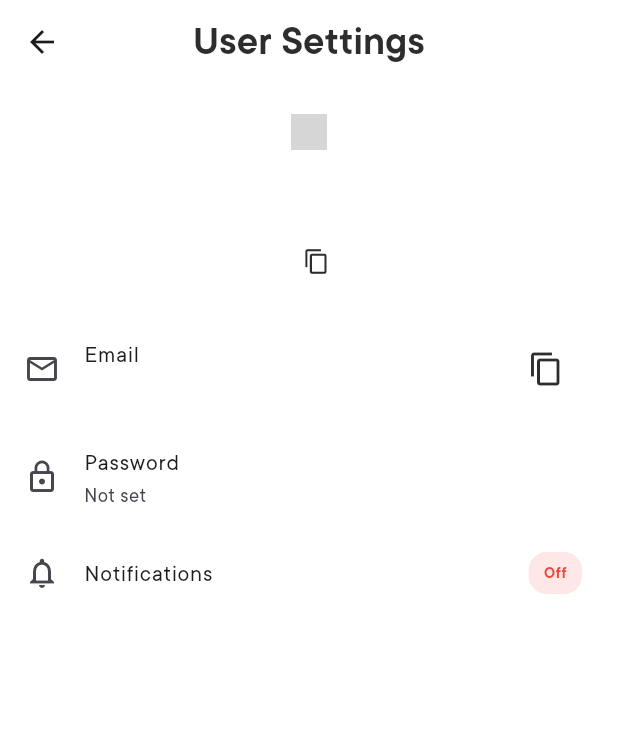
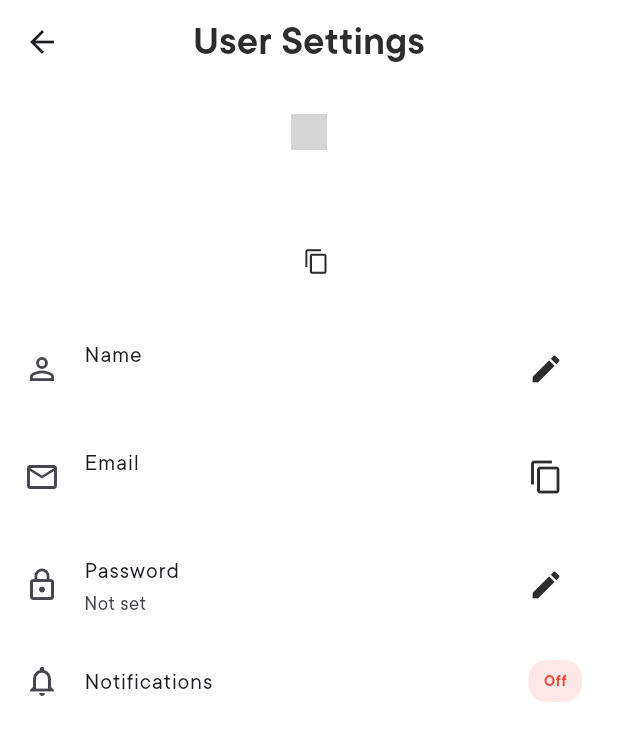
Before and after one commit to amarz0k/jaka_mobile, a Flutter app: the UserProfilePage screen opened by its route, on a phone screen of 412 x 824 dp. Shown: the top 741 px of the screen. Run offline on Flutter 3.47's test engine with Material 3 defaults, Android fonts, the phone set to English and light mode, and no system bars; drawn by our look-alikes of toastification; our stand-ins replace auto_route, connectivity_plus, equatable, firebase_auth, firebase_core, firebase_database and 6 more; accounts and stored records are empty; network calls fail; grey boxes are pictures that could not be loaded.

Commit message:
last version

```diff
--- a/lib/core/di/service_locator.dart
+++ b/lib/core/di/service_locator.dart
@@ -25,6 +25,7 @@ import 'package:chat_app/domain/usecases/sign_in_with_google_usecase.dart';
 import 'package:chat_app/domain/usecases/sign_out_usecase.dart';
 import 'package:chat_app/domain/usecases/sign_up_with_email_usecase.dart';
 import 'package:chat_app/domain/usecases/update_user_notifications_usecase.dart';
+import 'package:chat_app/domain/usecases/update_user_name_usecase.dart';
 import 'package:chat_app/domain/usecases/update_user_password_uasecase.dart';
 import 'package:chat_app/presentation/bloc/home/settings/settings_cubit.dart';
 import 'package:firebase_auth/firebase_auth.dart';
@@ -108,6 +109,10 @@ void setUpServiceLocator() {
     () => UpdateUserPasswordUsecase(getIt<UserRepository>()),
   );
 
+  getIt.registerLazySingleton<UpdateUserNameUsecase>(
+    () => UpdateUserNameUsecase(getIt<UserRepository>()),
+  );
+
   getIt.registerLazySingleton<SendFriendRequestUsecase>(
     () => SendFriendRequestUsecase(getIt<UserRepository>()),
   );
--- a/lib/domain/repositories/user_repository.dart
+++ b/lib/domain/repositories/user_repository.dart
@@ -19,6 +19,8 @@ abstract class UserRepository {
 
   Future<void> updateUserPassword(String password);
 
+  Future<void> updateUserName(String name);
+
   Future<void> sendFriendRequest(String id);
 
   Future<void> acceptFriendRequest(String id);
--- /dev/null
+++ b/lib/domain/usecases/update_user_name_usecase.dart
@@ -0,0 +1,11 @@
+import 'package:chat_app/domain/repositories/user_repository.dart';
+
+class UpdateUserNameUsecase {
+  final UserRepository _userRepository;
+
+  UpdateUserNameUsecase(this._userRepository);
+
+  Future<void> call(String name) async {
+    await _userRepository.updateUserName(name);
+  }
+}
--- a/lib/presentation/bloc/home/settings/settings_cubit.dart
+++ b/lib/presentation/bloc/home/settings/settings_cubit.dart
@@ -1,6 +1,7 @@
 import 'package:chat_app/core/di/service_locator.dart';
 import 'package:chat_app/domain/repositories/user_repository.dart';
 import 'package:chat_app/domain/usecases/update_user_notifications_usecase.dart';
+import 'package:chat_app/domain/usecases/update_user_name_usecase.dart';
 import 'package:chat_app/domain/usecases/update_user_password_uasecase.dart';
 import 'package:chat_app/presentation/bloc/home/settings/settings_state.dart';
 import 'package:flutter_bloc/flutter_bloc.dart';
@@ -8,6 +9,7 @@ import 'package:flutter_bloc/flutter_bloc.dart';
 class SettingsCubit extends Cubit<SettingsState> {
   final UpdateUserNotificationsUsecase _updateUserNotificationsUsecase;
   final UpdateUserPasswordUsecase _updateUserPasswordUsecase;
+  final UpdateUserNameUsecase _updateUserNameUsecase;
 
   // Add fields to track validation states
   String? _setPasswordError;
@@ -18,9 +20,13 @@ class SettingsCubit extends Cubit<SettingsState> {
   String? _newPasswordError;
   String? _confirmNewPasswordError;
 
+  // Add fields for change name validation
+  String? _newNameError;
+
   SettingsCubit({required UserRepository userRepository})
     : _updateUserNotificationsUsecase = getIt<UpdateUserNotificationsUsecase>(),
       _updateUserPasswordUsecase = getIt<UpdateUserPasswordUsecase>(),
+      _updateUserNameUsecase = getIt<UpdateUserNameUsecase>(),
       super(SettingsInitialState());
 
   Future<void> updateUserNotifications(bool value) async {
@@ -38,6 +44,16 @@ class SettingsCubit extends Cubit<SettingsState> {
     try {
       await _updateUserPasswordUsecase.call(password);
       emit(SettingsSuccessState(message: "Password updated successfully"));
+    } catch (e) {
+      emit(SettingsFailureState(error: e.toString()));
+    }
+  }
+
+  Future<void> updateUserName(String name) async {
+    emit(SettingsLoadingState());
+    try {
+      await _updateUserNameUsecase.call(name);
+      emit(SettingsSuccessState(message: "Name updated successfully"));
     } catch (e) {
       emit(SettingsFailureState(error: e.toString()));
     }
@@ -136,4 +152,23 @@ class SettingsCubit extends Cubit<SettingsState> {
       ),
     );
   }
+
+  // New methods for change name functionality
+  void checkNewName(String newName) {
+    if (newName.isEmpty) {
+      _newNameError = null; // Don't show error for empty field
+    } else if (newName.length < 2) {
+      _newNameError = "Name must be at least 2 characters";
+    } else if (newName.length > 50) {
+      _newNameError = "Name must be less than 50 characters";
+    } else {
+      _newNameError = null;
+    }
+
+    emit(
+      SettingsChangeNameValidationState(
+        newNameError: _newNameError,
+      ),
+    );
+  }
 }
--- a/lib/presentation/bloc/home/settings/settings_state.dart
+++ b/lib/presentation/bloc/home/settings/settings_state.dart
@@ -51,3 +51,12 @@ class SettingsChangePasswordValidationState extends SettingsState {
     this.confirmNewPasswordError,
   });
 }
+
+// Add new state for change name validation
+class SettingsChangeNameValidationState extends SettingsState {
+  final String? newNameError;
+
+  SettingsChangeNameValidationState({
+    this.newNameError,
+  });
+}
--- a/lib/presentation/pages/user_profile_page.dart
+++ b/lib/presentation/pages/user_profile_page.dart
@@ -2,8 +2,12 @@ import 'package:auto_route/auto_route.dart';
 import 'package:chat_app/constants/app_colors.dart';
 import 'package:chat_app/presentation/bloc/home/user_data/user_data_cubit.dart';
 import 'package:chat_app/presentation/bloc/home/user_data/user_data_state.dart';
+import 'package:chat_app/presentation/bloc/home/settings/settings_cubit.dart';
+import 'package:chat_app/core/di/service_locator.dart';
+import 'package:chat_app/presentation/widgets/change_password_bottom_sheet.dart';
 import 'package:chat_app/presentation/widgets/image_detector.dart';
 import 'package:chat_app/presentation/widgets/toastification_toast.dart';
+import 'package:chat_app/presentation/widgets/change_name_bottom_sheet.dart';
 import 'package:flutter/material.dart';
 import 'package:flutter/services.dart';
 import 'package:flutter_bloc/flutter_bloc.dart';
@@ -15,7 +19,9 @@ class UserProfilePage extends StatelessWidget {
 
   @override
   Widget build(BuildContext context) {
-    return Scaffold(
+    return BlocProvider(
+      create: (context) => getIt<SettingsCubit>(),
+      child: Scaffold(
         appBar: AppBar(
           backgroundColor: Colors.white,
           centerTitle: true,
@@ -96,6 +102,20 @@ class UserProfilePage extends StatelessWidget {
                 ),
                 const SizedBox(height: 24),
 
+                // Name
+                ListTile(
+                  leading: const Icon(Icons.person_outline),
+                  title: const Text('Name'),
+                  subtitle: Text(name),
+                  trailing: IconButton(
+                    icon: const Icon(Icons.edit),
+                    color: AppColors.lightBlack,
+                    onPressed: () {
+                      changeNameBottomSheet(context);
+                    },
+                  ),
+                ),
+
                 // Email
                 ListTile(
                   leading: const Icon(Icons.email_outlined),
@@ -121,6 +141,13 @@ class UserProfilePage extends StatelessWidget {
                   leading: const Icon(Icons.lock_outline),
                   title: const Text('Password'),
                   subtitle: Text(hasPassword ? 'Set' : 'Not set'),
+                  trailing: IconButton(
+                    icon: const Icon(Icons.edit),
+                    color: AppColors.lightBlack,
+                    onPressed: () {
+                      changePassordBottomSheet(context);
+                    }
+                  )
                 ),
 
                 // Notifications status
@@ -153,6 +180,7 @@ class UserProfilePage extends StatelessWidget {
           return const Center(child: CircularProgressIndicator());
         },
       ),
+      ),
     );
   }
 }
```
Also changed, not shown: lib/data/repositories/user_repository_impl.dart (+13 -0 lines), lib/presentation/widgets/change_name_bottom_sheet.dart (added, +119 -0 lines). Lines whose indentation alone changed are shown as unchanged.
